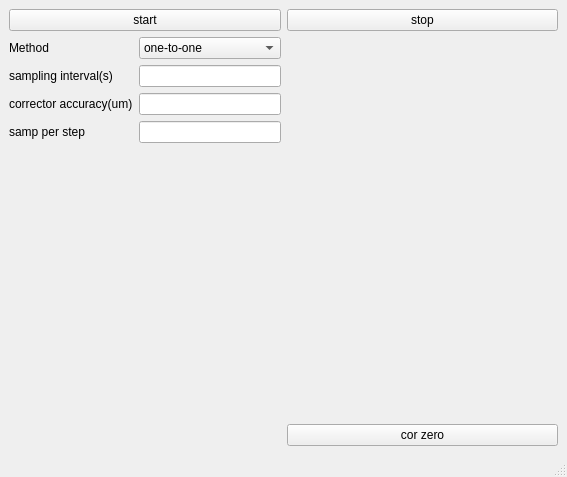
The window that apps/orbit_correct/OrbCorgui.ui (ustc-zhr/half_linac) describes before a commit, drawn with Qt 5.
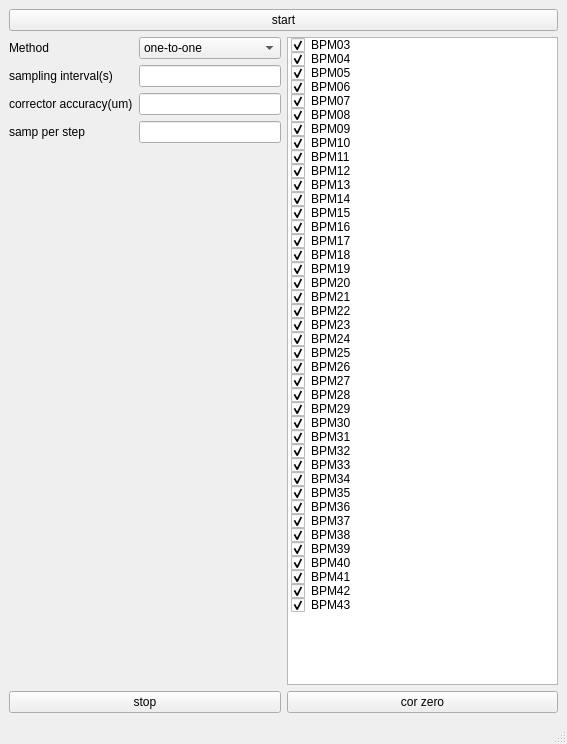
The same window after the commit.

What changed in the file:
```diff
--- a/apps/orbit_correct/OrbCorgui.ui
+++ b/apps/orbit_correct/OrbCorgui.ui
@@ -7,7 +7,7 @@
     <x>0</x>
     <y>0</y>
     <width>567</width>
-    <height>477</height>
+    <height>744</height>
    </rect>
   </property>
   <property name="windowTitle">
@@ -16,14 +16,7 @@
   <widget class="QWidget" name="centralwidget">
    <layout class="QVBoxLayout" name="verticalLayout_2">
     <item>
-     <layout class="QGridLayout" name="gridLayout" rowstretch="0,0,0,0,0" columnstretch="1,1,0">
-      <item row="0" column="0">
-       <widget class="QPushButton" name="pushButton_4">
-        <property name="text">
-         <string>start</string>
-        </property>
-       </widget>
-      </item>
+     <layout class="QGridLayout" name="gridLayout" rowstretch="0,0,0,0,0" columnstretch="1,1">
       <item row="3" column="0">
        <layout class="QFormLayout" name="formLayout_3">
         <item row="0" column="0">
@@ -86,13 +79,358 @@
         </property>
        </widget>
       </item>
-      <item row="0" column="1">
+      <item row="4" column="0">
        <widget class="QPushButton" name="pushButton_3">
         <property name="text">
          <string>stop</string>
         </property>
        </widget>
       </item>
+      <item row="0" column="0" colspan="2">
+       <widget class="QPushButton" name="pushButton_4">
+        <property name="text">
+         <string>start</string>
+        </property>
+       </widget>
+      </item>
+      <item row="3" column="1">
+       <widget class="QListWidget" name="listWidget">
+        <property name="autoFillBackground">
+         <bool>false</bool>
+        </property>
+        <property name="selectionMode">
+         <enum>QAbstractItemView::MultiSelection</enum>
+        </property>
+        <item>
+         <property name="text">
+          <string>BPM03</string>
+         </property>
+         <property name="checkState">
+          <enum>Checked</enum>
+         </property>
+        </item>
+        <item>
+         <property name="text">
+          <string>BPM04</string>
+         </property>
+         <property name="checkState">
+          <enum>Checked</enum>
+         </property>
+        </item>
+        <item>
+         <property name="text">
+          <string>BPM05</string>
+         </property>
+         <property name="checkState">
+          <enum>Checked</enum>
+         </property>
+        </item>
+        <item>
+         <property name="text">
+          <string>BPM06</string>
+         </property>
+         <property name="checkState">
+          <enum>Checked</enum>
+         </property>
+        </item>
+        <item>
+         <property name="text">
+          <string>BPM07</string>
+         </property>
+         <property name="checkState">
+          <enum>Checked</enum>
+         </property>
+        </item>
+        <item>
+         <property name="text">
+          <string>BPM08</string>
+         </property>
+         <property name="checkState">
+          <enum>Checked</enum>
+         </property>
+        </item>
+        <item>
+         <property name="text">
+          <string>BPM09</string>
+         </property>
+         <property name="checkState">
+          <enum>Checked</enum>
+         </property>
+        </item>
+        <item>
+         <property name="text">
+          <string>BPM10</string>
+         </property>
+         <property name="checkState">
+          <enum>Checked</enum>
+         </property>
+        </item>
+        <item>
+         <property name="text">
+          <string>BPM11</string>
+         </property>
+         <property name="checkState">
+          <enum>Checked</enum>
+         </property>
+        </item>
+        <item>
+         <property name="text">
+          <string>BPM12</string>
+         </property>
+         <property name="checkState">
+          <enum>Checked</enum>
+         </property>
+        </item>
+        <item>
+         <property name="text">
+          <string>BPM13</string>
+         </property>
+         <property name="checkState">
+          <enum>Checked</enum>
+         </property>
+        </item>
+        <item>
+         <property name="text">
+          <string>BPM14</string>
+         </property>
+         <property name="checkState">
+          <enum>Checked</enum>
+         </property>
+        </item>
+        <item>
+         <property name="text">
+          <string>BPM15</string>
+         </property>
+         <property name="checkState">
+          <enum>Checked</enum>
+         </property>
+        </item>
+        <item>
+         <property name="text">
+          <string>BPM16</string>
+         </property>
+         <property name="checkState">
+          <enum>Checked</enum>
+         </property>
+        </item>
+        <item>
+         <property name="text">
+          <string>BPM17</string>
+         </property>
+         <property name="checkState">
+          <enum>Checked</enum>
+         </property>
+        </item>
+        <item>
+         <property name="text">
+          <string>BPM18</string>
+         </property>
+         <property name="checkState">
+          <enum>Checked</enum>
+         </property>
+        </item>
+        <item>
+         <property name="text">
+          <string>BPM19</string>
+         </property>
+         <property name="checkState">
+          <enum>Checked</enum>
+         </property>
+        </item>
+        <item>
+         <property name="text">
+          <string>BPM20</string>
+         </property>
+         <property name="checkState">
+          <enum>Checked</enum>
+         </property>
+        </item>
+        <item>
+         <property name="text">
+          <string>BPM21</string>
+         </property>
+         <property name="checkState">
+          <enum>Checked</enum>
+         </property>
+        </item>
+        <item>
+         <property name="text">
+          <string>BPM22</string>
+         </property>
+         <property name="checkState">
+          <enum>Checked</enum>
+         </property>
+        </item>
+        <item>
+         <property name="text">
+          <string>BPM23</string>
+         </property>
+         <property name="checkState">
+          <enum>Checked</enum>
+         </property>
+        </item>
+        <item>
+         <property name="text">
+          <string>BPM24</string>
+         </property>
+         <property name="checkState">
+          <enum>Checked</enum>
+         </property>
+        </item>
+        <item>
+         <property name="text">
+          <string>BPM25</string>
+         </property>
+         <property name="checkState">
+          <enum>Checked</enum>
+         </property>
+        </item>
+        <item>
+         <property name="text">
+          <string>BPM26</string>
+         </property>
+         <property name="checkState">
+          <enum>Checked</enum>
+         </property>
+        </item>
+        <item>
+         <property name="text">
+          <string>BPM27</string>
+         </property>
+         <property name="checkState">
+          <enum>Checked</enum>
+         </property>
+        </item>
+        <item>
+         <property name="text">
+          <string>BPM28</string>
+         </property>
+         <property name="checkState">
+          <enum>Checked</enum>
+         </property>
+        </item>
+        <item>
+         <property name="text">
+          <string>BPM29</string>
+         </property>
+         <property name="checkState">
+          <enum>Checked</enum>
+         </property>
+        </item>
+        <item>
+         <property name="text">
+          <string>BPM30</string>
+         </property>
+         <property name="checkState">
+          <enum>Checked</enum>
+         </property>
+        </item>
+        <item>
+         <property name="text">
+          <string>BPM31</string>
+         </property>
+         <property name="checkState">
+          <enum>Checked</enum>
+         </property>
+        </item>
+        <item>
+         <property name="text">
+          <string>BPM32</string>
+         </property>
+         <property name="checkState">
+          <enum>Checked</enum>
+         </property>
+        </item>
+        <item>
+         <property name="text">
+          <string>BPM33</string>
+         </property>
+         <property name="checkState">
+          <enum>Checked</enum>
+         </property>
+        </item>
+        <item>
+         <property name="text">
+          <string>BPM34</string>
+         </property>
+         <property name="checkState">
+          <enum>Checked</enum>
+         </property>
+        </item>
+        <item>
+         <property name="text">
+          <string>BPM35</string>
+         </property>
+         <property name="checkState">
+          <enum>Checked</enum>
+         </property>
+        </item>
+        <item>
+         <property name="text">
+          <string>BPM36</string>
+         </property>
+         <property name="checkState">
+          <enum>Checked</enum>
+         </property>
+        </item>
+        <item>
+         <property name="text">
+          <string>BPM37</string>
+         </property>
+         <property name="checkState">
+          <enum>Checked</enum>
+         </property>
+        </item>
+        <item>
+         <property name="text">
+          <string>BPM38</string>
+         </property>
+         <property name="checkState">
+          <enum>Checked</enum>
+         </property>
+        </item>
+        <item>
+         <property name="text">
+          <string>BPM39</string>
+         </property>
+         <property name="checkState">
+          <enum>Checked</enum>
+         </property>
+        </item>
+        <item>
+         <property name="text">
+          <string>BPM40</string>
+         </property>
+         <property name="checkState">
+          <enum>Checked</enum>
+         </property>
+        </item>
+        <item>
+         <property name="text">
+          <string>BPM41</string>
+         </property>
+         <property name="checkState">
+          <enum>Checked</enum>
+         </property>
+        </item>
+        <item>
+         <property name="text">
+          <string>BPM42</string>
+         </property>
+         <property name="checkState">
+          <enum>Checked</enum>
+         </property>
+        </item>
+        <item>
+         <property name="text">
+          <string>BPM43</string>
+         </property>
+         <property name="checkState">
+          <enum>Checked</enum>
+         </property>
+        </item>
+       </widget>
+      </item>
      </layout>
     </item>
    </layout>
```
Left out of the diff: 6 changed lines with no effect on the pictures.
